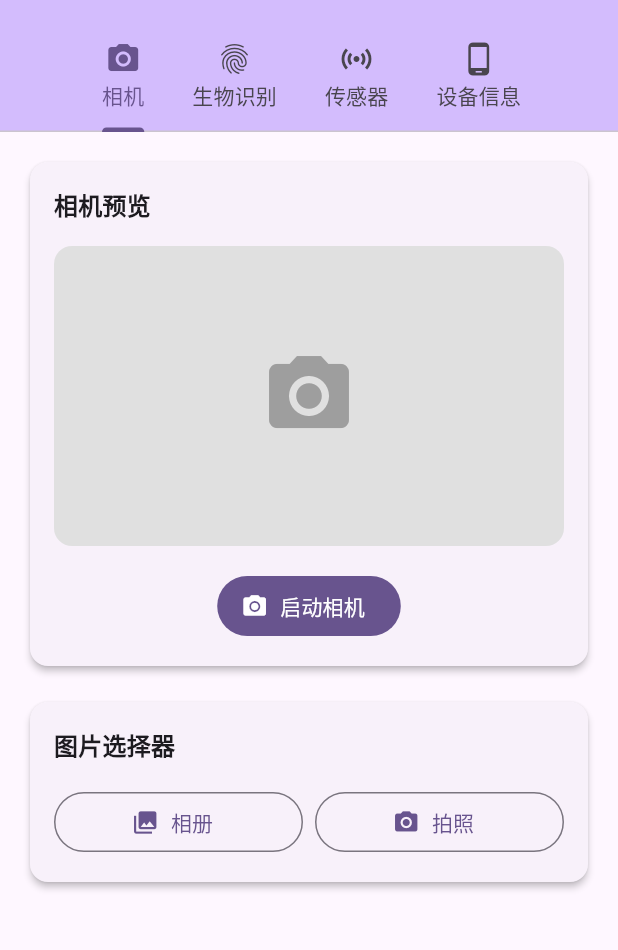
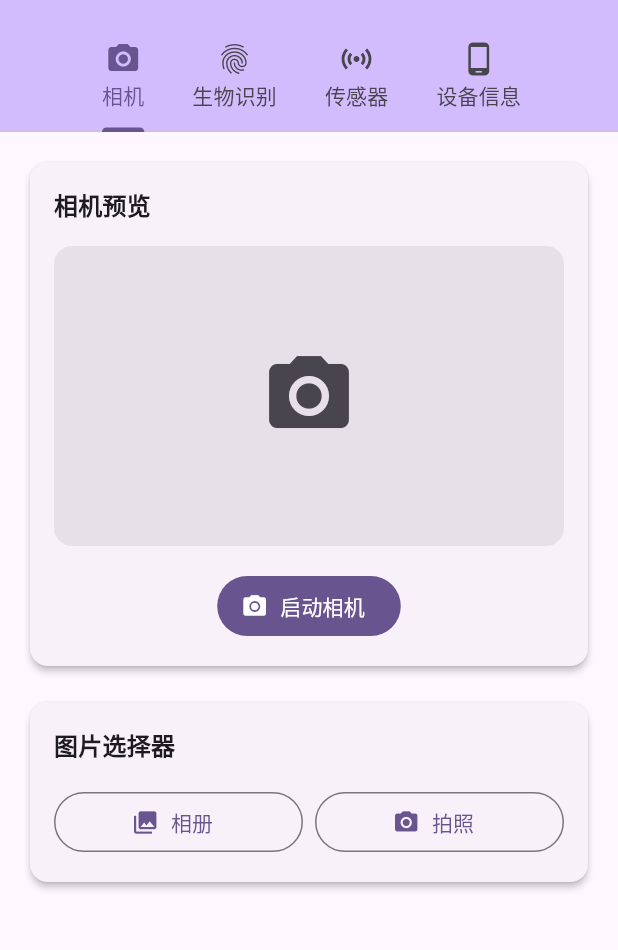
Before and after one commit to xiehuijie/track_expenses, a Flutter app: the HardwareScreen screen opened directly, on a phone screen of 412 x 824 dp, the part 63-1013 px from its top. Run offline on Flutter 3.47's test engine with Material 3 defaults, Android fonts, the phone set to English and light mode, and no system bars; our stand-ins replace camera, device_info_plus, file_picker, image_picker, local_auth, permission_handler and 4 more; accounts and stored records are empty.

Commit message:
Fix dark mode colors and biometric authentication bug
Co-authored-by: xiehuijie <45307429+xiehuijie@users.noreply.github.com>

```diff
--- a/lib/screens/components/dialogs_screen.dart
+++ b/lib/screens/components/dialogs_screen.dart
@@ -353,7 +353,7 @@ class DialogsScreen extends StatelessWidget {
               width: 40,
               height: 4,
               decoration: BoxDecoration(
-                color: Colors.grey[300],
+                color: Theme.of(context).colorScheme.onSurfaceVariant.withOpacity(0.4),
                 borderRadius: BorderRadius.circular(2),
               ),
             ),
@@ -413,7 +413,7 @@ class DialogsScreen extends StatelessWidget {
                 width: 40,
                 height: 4,
                 decoration: BoxDecoration(
-                  color: Colors.grey[300],
+                  color: Theme.of(context).colorScheme.onSurfaceVariant.withOpacity(0.4),
                   borderRadius: BorderRadius.circular(2),
                 ),
               ),
--- a/lib/screens/hardware/hardware_screen.dart
+++ b/lib/screens/hardware/hardware_screen.dart
@@ -246,11 +246,11 @@ class _CameraTabState extends State<_CameraTab> {
                         Container(
                           height: 200,
                           decoration: BoxDecoration(
-                            color: Colors.grey[300],
+                            color: Theme.of(context).colorScheme.surfaceContainerHighest,
                             borderRadius: BorderRadius.circular(12),
                           ),
-                          child: const Center(
-                            child: Icon(Icons.camera_alt, size: 64, color: Colors.grey),
+                          child: Center(
+                            child: Icon(Icons.camera_alt, size: 64, color: Theme.of(context).colorScheme.onSurfaceVariant),
                           ),
                         ),
                         const SizedBox(height: 16),
@@ -309,7 +309,7 @@ class _CameraTabState extends State<_CameraTab> {
                     const SizedBox(height: 8),
                     Text(
                       '路径: ${_capturedImage!.path}',
-                      style: TextStyle(fontSize: 12, color: Colors.grey[600]),
+                      style: TextStyle(fontSize: 12, color: Theme.of(context).colorScheme.onSurfaceVariant),
                     ),
                   ],
                 ],
@@ -607,7 +607,7 @@ class _SensorsTabState extends State<_SensorsTab> {
                   const SizedBox(height: 8),
                   Text(
                     _isListening ? '传感器监听中...' : '点击开始监听传感器数据',
-                    style: TextStyle(color: Colors.grey[600]),
+                    style: TextStyle(color: Theme.of(context).colorScheme.onSurfaceVariant),
                   ),
                 ],
               ),
```
Also changed, not shown: lib/screens/storage/storage_screen.dart (+5 -3 lines), 1 other file.
